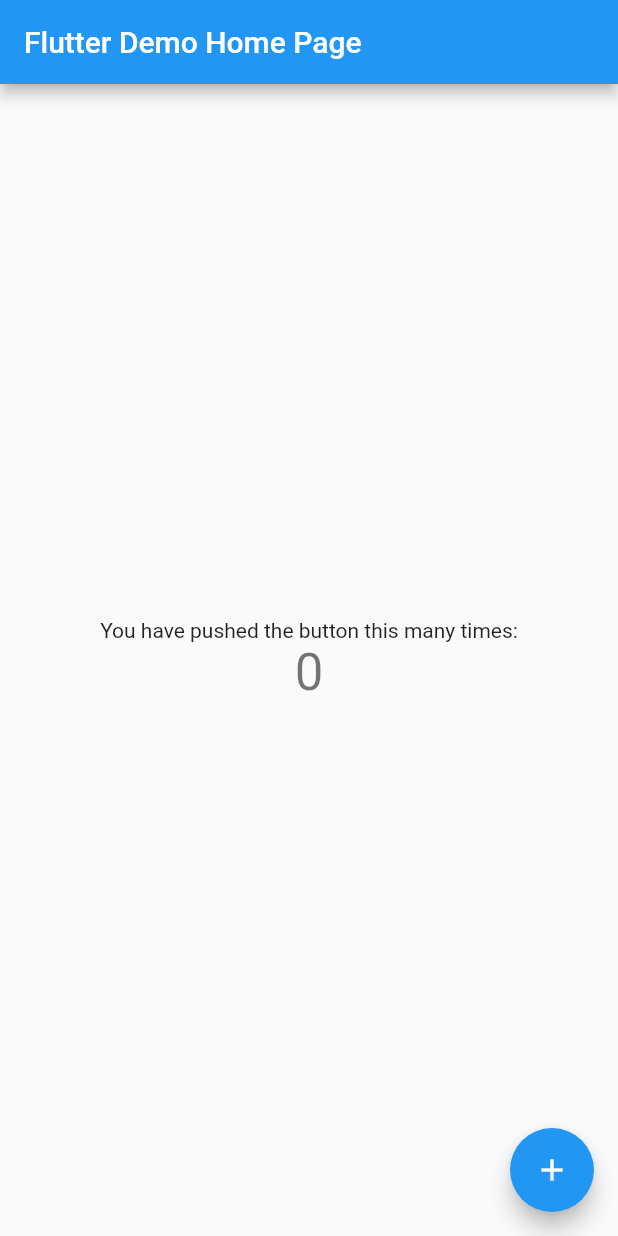
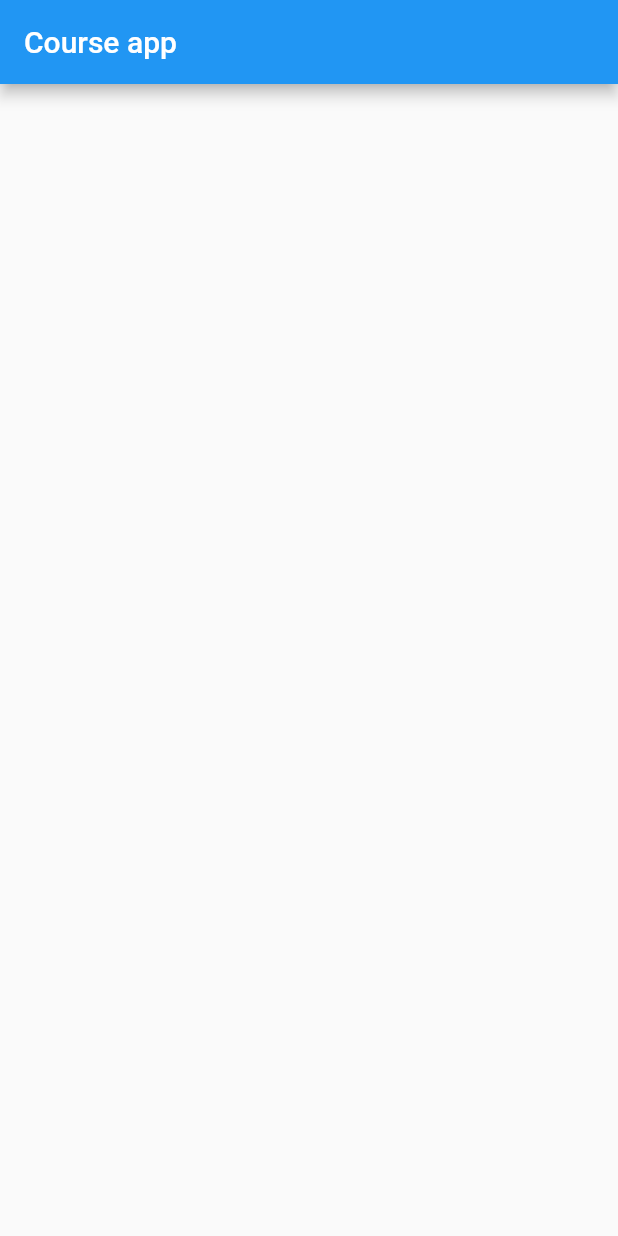
Before and after one commit to hardhill/course-flutter, a Flutter app: the screen it shows after launch, on a phone screen of 412 x 824 dp. Run offline on Flutter 3.47's test engine with Material 2 defaults, Android fonts, the phone set to English and light mode, and no system bars.

Commit message:
blank app

```diff
--- a/lib/main.dart
+++ b/lib/main.dart
@@ -12,104 +12,18 @@ class MyApp extends StatelessWidget {
   Widget build(BuildContext context) {
     return MaterialApp(
       title: 'Flutter Demo',
-      theme: ThemeData(
-        // This is the theme of your application.
-        //
-        // Try running your application with "flutter run". You'll see the
-        // application has a blue toolbar. Then, without quitting the app, try
-        // changing the primarySwatch below to Colors.green and then invoke
-        // "hot reload" (press "r" in the console where you ran "flutter run",
-        // or simply save your changes to "hot reload" in a Flutter IDE).
-        // Notice that the counter didn't reset back to zero; the application
-        // is not restarted.
-        primarySwatch: Colors.blue,
-      ),
-      home: const MyHomePage(title: 'Flutter Demo Home Page'),
+      home: MyHomePage(),
     );
   }
 }
-
-class MyHomePage extends StatefulWidget {
-  const MyHomePage({Key? key, required this.title}) : super(key: key);
-
-  // This widget is the home page of your application. It is stateful, meaning
-  // that it has a State object (defined below) that contains fields that affect
-  // how it looks.
-
-  // This class is the configuration for the state. It holds the values (in this
-  // case the title) provided by the parent (in this case the App widget) and
-  // used by the build method of the State. Fields in a Widget subclass are
-  // always marked "final".
-
-  final String title;
-
+class MyHomePage extends StatelessWidget{
   @override
-  State<MyHomePage> createState() => _MyHomePageState();
-}
-
-class _MyHomePageState extends State<MyHomePage> {
-  int _counter = 0;
-
-  void _incrementCounter() {
-    setState(() {
-      // This call to setState tells the Flutter framework that something has
-      // changed in this State, which causes it to rerun the build method below
-      // so that the display can reflect the updated values. If we changed
-      // _counter without calling setState(), then the build method would not be
-      // called again, and so nothing would appear to happen.
-      _counter++;
-    });
+  Widget build(BuildContext context) {
+    return Scaffold(
+      appBar: AppBar(
+        title: Text("Course app"),
+      ),
+    );
   }
 
-  @override
-  Widget build(BuildContext context) {
-    // This method is rerun every time setState is called, for instance as done
-    // by the _incrementCounter method above.
-    //
-    // The Flutter framework has been optimized to make rerunning build methods
-    // fast, so that you can just rebuild anything that needs updating rather
-    // than having to individually change instances of widgets.
-    return Scaffold(
-      appBar: AppBar(
-        // Here we take the value from the MyHomePage object that was created by
-        // the App.build method, and use it to set our appbar title.
-        title: Text(widget.title),
-      ),
-      body: Center(
-        // Center is a layout widget. It takes a single child and positions it
-        // in the middle of the parent.
-        child: Column(
-          // Column is also a layout widget. It takes a list of children and
-          // arranges them vertically. By default, it sizes itself to fit its
-          // children horizontally, and tries to be as tall as its parent.
-          //
-          // Invoke "debug painting" (press "p" in the console, choose the
-          // "Toggle Debug Paint" action from the Flutter Inspector in Android
-          // Studio, or the "Toggle Debug Paint" command in Visual Studio Code)
-          // to see the wireframe for each widget.
-          //
-          // Column has various properties to control how it sizes itself and
-          // how it positions its children. Here we use mainAxisAlignment to
-          // center the children vertically; the main axis here is the vertical
-          // axis because Columns are vertical (the cross axis would be
-          // horizontal).
-          mainAxisAlignment: MainAxisAlignment.center,
-          children: <Widget>[
-            const Text(
-              'You have pushed the button this many times:',
-            ),
-            Text(
-              '$_counter',
-              style: Theme.of(context).textTheme.headline4,
-            ),
-          ],
-        ),
-      ),
-      floatingActionButton: FloatingActionButton(
-        onPressed: _incrementCounter,
-        tooltip: 'Increment',
-        child: const Icon(Icons.add),
-      ), // This trailing comma makes auto-formatting nicer for build methods.
-    );
-  }
 }
```
